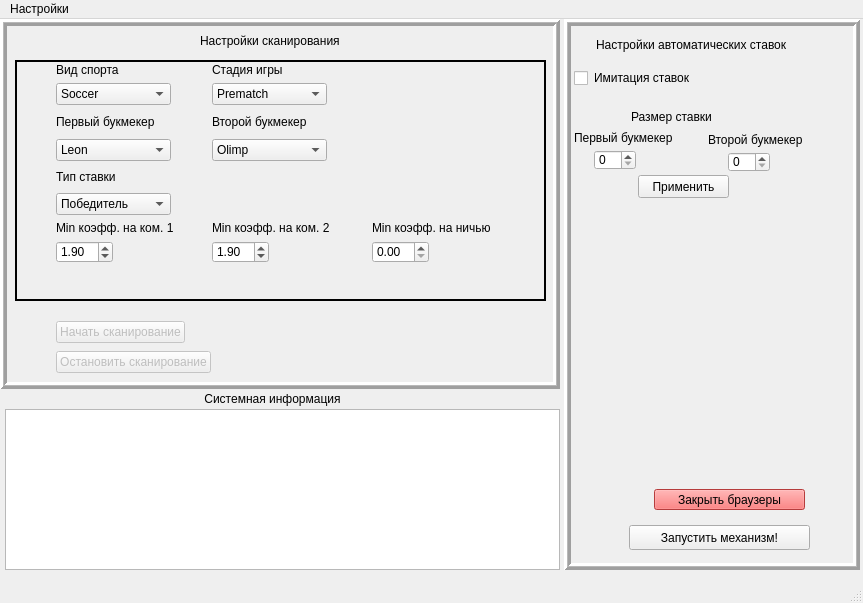
First picture: the form in Client UI/components/templates/client_app_template.ui, repository HiddenJang/Xperiment2, before the edit.
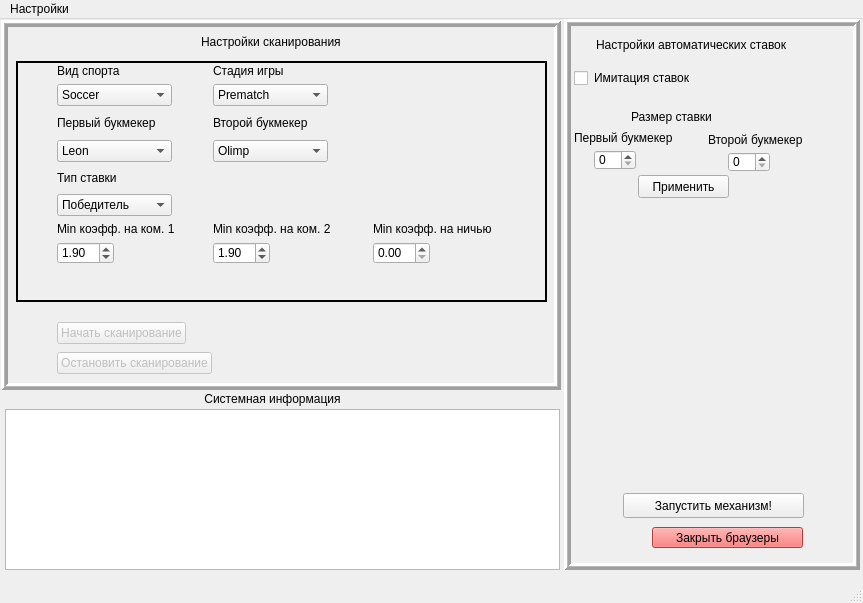
Second picture: the form after the edit.

The edit to the form file:
```diff
--- a/Client UI/components/templates/client_app_template.ui
+++ b/Client UI/components/templates/client_app_template.ui
@@ -35,8 +35,8 @@
    <widget class="QFrame" name="frame">
     <property name="geometry">
      <rect>
-      <x>0</x>
-      <y>0</y>
+      <x>1</x>
+      <y>1</y>
       <width>560</width>
       <height>370</height>
      </rect>
@@ -670,8 +670,8 @@
     <widget class="QPushButton" name="pushButton_startAutoBet">
      <property name="geometry">
       <rect>
-       <x>65</x>
-       <y>506</y>
+       <x>59</x>
+       <y>474</y>
        <width>181</width>
        <height>25</height>
       </rect>
@@ -732,8 +732,8 @@
     <widget class="QPushButton" name="pushButton_closeBrowsers">
      <property name="geometry">
       <rect>
-       <x>90</x>
-       <y>470</y>
+       <x>88</x>
+       <y>508</y>
        <width>151</width>
        <height>21</height>
       </rect>
```
